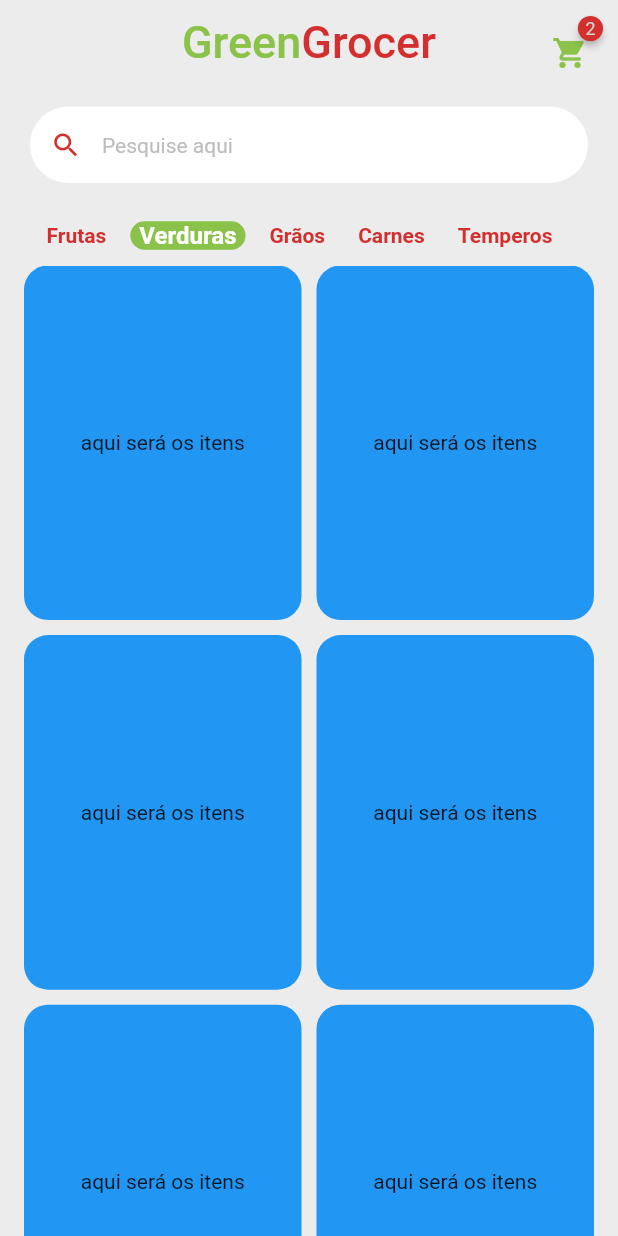
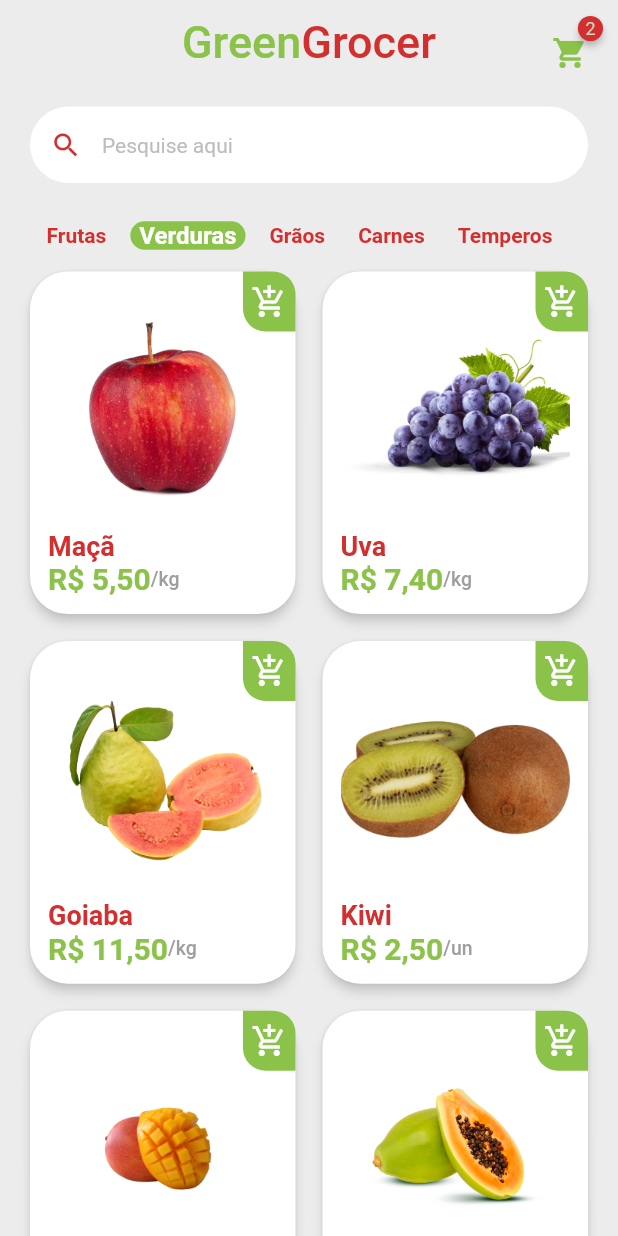
Before and after one commit to aironsg/kitanda_app, a Flutter app: the HomeTab screen opened directly, on a phone screen of 412 x 824 dp. Run offline on Flutter 3.47's test engine with Material 2 defaults, Android fonts, the phone set to English and light mode, and no system bars; drawn by our look-alikes of badges; our stand-ins replace animated_text_kit, get, mask_text_input_formatter.

Commit message:
formatando grid da tela home

```diff
--- /dev/null
+++ b/lib/app/src/pages/home/components/item_tile.dart
@@ -0,0 +1,95 @@
+import 'package:flutter/material.dart';
+import 'package:intl/intl.dart';
+import 'package:kitanda_app/app/src/config/custom_color.dart';
+import 'package:kitanda_app/app/src/models/item_model.dart';
+import 'package:kitanda_app/app/src/services/utils_service.dart';
+
+class ItemTile extends StatelessWidget {
+  ItemModel item;
+  ItemTile({Key? key, required this.item}) : super(key: key);
+  final UtilsService service = UtilsService();
+
+  @override
+  Widget build(BuildContext context) {
+    //colocar aqui, mas se de errado mover para outro local
+
+    return Stack(
+      children: [
+        //Botão Carrinho
+
+        Card(
+          elevation: 3,
+          shadowColor: Colors.grey.shade300,
+          shape:
+              RoundedRectangleBorder(borderRadius: BorderRadius.circular(25.0)),
+          child: Padding(
+            padding: const EdgeInsets.all(12.0),
+            child: Column(
+              crossAxisAlignment: CrossAxisAlignment.stretch,
+              children: [
+                //Imagem
+                Expanded(child: Image.asset(item.imgUrl)),
+                //Nome do Item
+                Text(
+                  item.itemName,
+                  style: TextStyle(
+                    fontSize: 18.0,
+                    color: CustomColor.customContrasctColor,
+                    fontWeight: FontWeight.bold,
+                  ),
+                ),
+                //Preço e unidade de medida
+                Row(
+                  children: [
+                    //Preço
+                    Text(
+                      service.formatNumberCurrency(item.price),
+                      style: TextStyle(
+                        fontSize: 20.0,
+                        color: CustomColor.customSwatchColor,
+                        fontWeight: FontWeight.bold,
+                      ),
+                    ),
+
+                    //Unidade de Medida
+                    Text(
+                      '/${item.unit}',
+                      style: const TextStyle(
+                        fontSize: 13.0,
+                        fontWeight: FontWeight.w500,
+                        color: Colors.grey,
+                      ),
+                    ),
+                  ],
+                )
+              ],
+            ),
+          ),
+        ),
+        //precisa ficar abaixo do card para fazer a sobreposição dele
+        Positioned(
+          top: 4,
+          right: 4,
+          child: GestureDetector(
+            onTap: () => print('cliquei'),
+            child: Container(
+              height: 40,
+              width: 35,
+              decoration: BoxDecoration(
+                color: CustomColor.customSwatchColor,
+                borderRadius: const BorderRadius.only(
+                  topRight: Radius.circular(15),
+                  bottomLeft: Radius.circular(15.0),
+                ),
+              ),
+              child: const Icon(
+                Icons.add_shopping_cart,
+                color: Colors.white,
+              ),
+            ),
+          ),
+        ),
+      ],
+    );
+  }
+}
--- a/lib/app/src/pages/home/home_tab.dart
+++ b/lib/app/src/pages/home/home_tab.dart
@@ -2,6 +2,7 @@ import 'package:badges/badges.dart';
 import 'package:flutter/material.dart';
 import 'package:kitanda_app/app/src/config/custom_color.dart';
 import 'package:kitanda_app/app/src/config/app_data.dart' as app_data;
+import 'package:kitanda_app/app/src/pages/home/components/item_tile.dart';
 import 'components/category.tile.dart';
 
 class HomeTab extends StatefulWidget {
@@ -126,15 +127,8 @@ class _HomeTabState extends State<HomeTab> {
                   childAspectRatio: 9 / 11.5),
               itemCount: app_data.items.length,
               itemBuilder: (_, index) {
-                return Container(
-                  padding: const EdgeInsets.all(16.0),
-                  decoration: BoxDecoration(
-                    color: Colors.blue,
-                    borderRadius: BorderRadius.circular(16.0),
-                  ),
-                  child: Center(
-                    child: Text('aqui será os itens'),
-                  ),
+                return ItemTile(
+                  item: app_data.items[index],
                 );
               },
             ),
--- /dev/null
+++ b/lib/app/src/services/utils_service.dart
@@ -0,0 +1,9 @@
+import 'package:intl/intl.dart';
+
+class UtilsService {
+  //Responsavel por Formatar os Valores em R$
+  String formatNumberCurrency(double price) {
+    NumberFormat numberFormat = NumberFormat.simpleCurrency(locale: 'pt_br');
+    return numberFormat.format(price);
+  }
+}
--- a/pubspec.yaml
+++ b/pubspec.yaml
@@ -40,6 +40,7 @@ dependencies:
   animated_text_kit: ^4.2.2
   mask_text_input_formatter: ^2.4.0
   badges: ^2.0.3
+  intl: ^0.17.0
 
 dev_dependencies:
   flutter_test:
```
Also changed, not shown: pubspec.lock, 1 other file.
